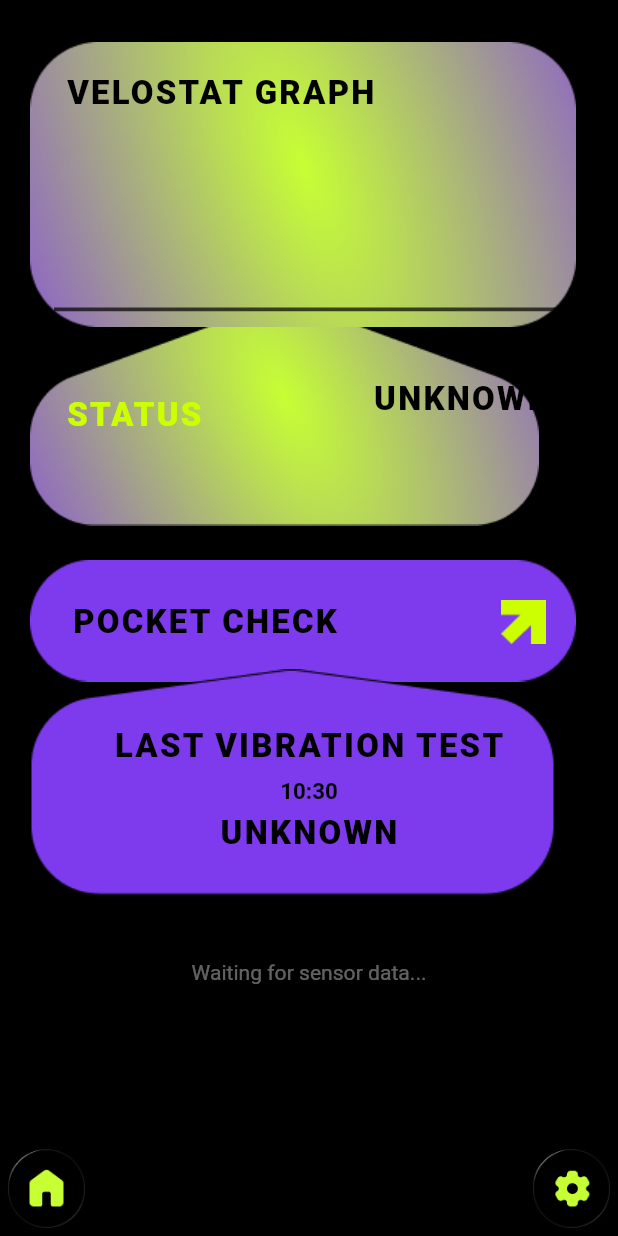
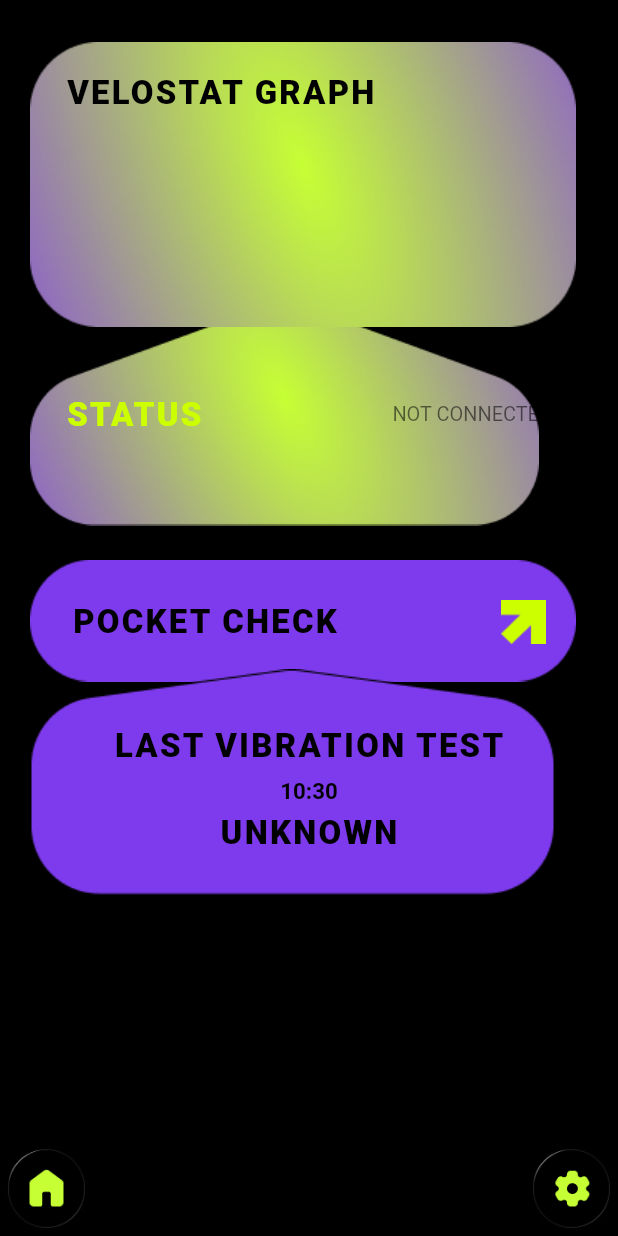
Before and after one commit to fatemaezzzi/neuroguard, a Flutter app: the VitalsPage screen opened directly with empty values, on a phone screen of 412 x 824 dp. Run offline on Flutter 3.47's test engine with Material 3 defaults, Android fonts, the phone set to English and light mode, and no system bars; drawn by our look-alikes of fl_chart; our stand-ins replace cloud_firestore, firebase_auth, firebase_core, firebase_database, firebase_messaging, flutter_local_notifications and 15 more; missing offline and left inert: agora_rtc_engine, flutter_foreground_task, mobile_scanner; accounts and stored records are empty.

Commit message:
changes ib vital page

```diff
--- a/lib/features/caregiver/vitals_page.dart
+++ b/lib/features/caregiver/vitals_page.dart
@@ -16,29 +16,31 @@ class VitalsPage extends StatefulWidget {
 
 class _VitalsPageState extends State<VitalsPage> {
 
+  // ── State variables ──────────────────────────────────────────────────────
   String _pocketStatus      = 'UNKNOWN';
   String _lastVibrationTime = '--:--';
   String _sleepStatus       = 'UNKNOWN';
   String _sleepSubtitle     = '--';
 
-  List<FlSpot> _microMovementSpots = [];
+  List<FlSpot> _microMovementSpots          = [];
   List<Map<String, dynamic>> _windowHistory = [];
 
-  bool _isHypersomnia  = false;
+  bool _isHypersomnia = false;
   bool _isUnresponsive = false;
+
+  // FIX 1 — Mat connection flag.
+  // Stays false until the ESP32 sends a real known bed_status value.
+  // All sensor-mat UI elements are hidden while this is false.
+  bool _matConnected = false;
 
   StreamSubscription? _firestoreSub;
   StreamSubscription? _windowsSub;
-
-  // ─── FIX 1: Use MediaQuery-relative font sizes instead of hardcoded ones ───
-  // All TextStyles below have been REMOVED as static const and are now built
-  // dynamically via _textStyle() helper so they scale with screen size.
-  // This prevents text overflow on small phones and tiny text on large ones.
 
   static const double _overlapVeloStatus   = 20.0;
   static const double _overlapStatusPocket = -23.0;
   static const double _overlapPocketVibra  = 10.0;
 
+  // ── Lifecycle ────────────────────────────────────────────────────────────
   @override
   void initState() {
     super.initState();
@@ -53,10 +55,9 @@ class _VitalsPageState extends State<VitalsPage> {
     super.dispose();
   }
 
-  // ─── FIX 2: Responsive text helper ───────────────────────────────────────
-  // Uses MediaQuery screen width to compute font sizes proportionally.
-  // On a 360px wide phone: base = ~14sp. On a 414px wide phone: base = ~16sp.
-  // All sizes scale from this base, so nothing overflows on any device.
+  // ── Responsive text helper ───────────────────────────────────────────────
+  // Scales font size proportionally to screen width so nothing overflows
+  // on small phones and text is not tiny on large ones.
   TextStyle _textStyle({
     required BuildContext context,
     double scale = 1.0,
@@ -65,7 +66,7 @@ class _VitalsPageState extends State<VitalsPage> {
     double letterSpacing = 0,
   }) {
     final double screenWidth = MediaQuery.of(context).size.width;
-    final double baseFontSize = screenWidth * 0.038; // ~14sp on 360px screen
+    final double baseFontSize = screenWidth * 0.038;
     return TextStyle(
       fontSize: baseFontSize * scale,
       fontWeight: weight,
@@ -74,6 +75,7 @@ class _VitalsPageState extends State<VitalsPage> {
     );
   }
 
+  // ── Firestore listener 1: users/{patientId} (live status + pocket check) ─
   void _listenToFirestore() {
     _firestoreSub = FirebaseFirestore.instance
         .collection('users')
@@ -82,19 +84,11 @@ class _VitalsPageState extends State<VitalsPage> {
         .listen((snapshot) {
       if (!snapshot.exists || !mounted) return;
 
-      final data = snapshot.data() as Map<String, dynamic>?;
-
-      debugPrint('=== FIRESTORE DATA ===');
-      debugPrint(data.toString());
-      debugPrint('=== SENSORS NODE ===');
-      debugPrint(data?['sensors'].toString());
-
+      final data    = snapshot.data() as Map<String, dynamic>?;
       final sensors = data?['sensors'] as Map<String, dynamic>?;
       if (sensors == null) return;
 
-      debugPrint('=== BED STATUS ===');
-      debugPrint(sensors['bed_status']?.toString() ?? 'null');
-
+      // Pocket check timestamp (unchanged)
       final ts = sensors['pocket_check_timestamp'];
       String timeStr = '--:--';
       if (ts is Timestamp) {
@@ -106,17 +100,33 @@ class _VitalsPageState extends State<VitalsPage> {
 
       final bedState = sensors['bed_status']?.toString() ?? 'UNKNOWN';
 
+      // FIX 2 — Mat is only considered connected when bed_status is a real
+      // known state written by the ESP32. 'UNKNOWN' or empty means the ESP32
+      // has never written to this field — mat is not connected.
+      final bool matHasData = bedState != 'UNKNOWN' && bedState.isNotEmpty;
+
       setState(() {
         _pocketStatus      = sensors['pocket_status']?.toString() ?? 'UNKNOWN';
         _lastVibrationTime = timeStr;
-        _sleepStatus       = _labelForState(bedState);
-        _sleepSubtitle     = _subtitleForState(bedState);
-        _isHypersomnia     = sensors['isHypersomnia'] == true;
-        _isUnresponsive    = sensors['isUnresponsive'] == true;
+        _matConnected      = matHasData;
+
+        // FIX 2 continued — only update sleep display when mat is connected.
+        // If mat is not connected these values stay at their initial defaults
+        // but they won't be shown in the UI anyway.
+        if (matHasData) {
+          _sleepStatus    = _labelForState(bedState);
+          _sleepSubtitle  = _subtitleForState(bedState);
+          _isHypersomnia  = sensors['isHypersomnia'] == true;
+          _isUnresponsive = sensors['isUnresponsive'] == true;
+        }
       });
     });
   }
 
+  // ── Firestore listener 2: sleepSessions/{patientId}/windows ─────────────
+  // Feeds the line chart and bar graphs.
+  // _matConnected gates display of these — data may arrive but won't show
+  // until the live status confirms the mat is connected.
   void _listenToWindows() {
     _windowsSub = FirebaseFirestore.instance
         .collection('sleepSessions')
@@ -150,6 +160,7 @@ class _VitalsPageState extends State<VitalsPage> {
     });
   }
 
+  // ── State label helpers ──────────────────────────────────────────────────
   String _labelForState(String state) => switch (state) {
     'OFF_BED'       => 'OFF BED',
     'ON_BED_STILL'  => 'STILL',
@@ -187,29 +198,34 @@ class _VitalsPageState extends State<VitalsPage> {
     _           => 'UNKNOWN',
   };
 
+  // ── Build ────────────────────────────────────────────────────────────────
   @override
   Widget build(BuildContext context) {
     return Scaffold(
       backgroundColor: Colors.black,
       body: SafeArea(
-        // ─── FIX 3: SafeArea handles notches/status bars on all devices ──────
-        // Already present — good. Keep it wrapping SingleChildScrollView.
         child: SingleChildScrollView(
-          // ─── FIX 4: SingleChildScrollView prevents ALL vertical overflow ──
-          // Any content taller than the screen will scroll instead of clipping.
           padding: const EdgeInsets.symmetric(horizontal: 20, vertical: 16),
           child: Column(
             children: [
-              if (_isUnresponsive)
-                _alertBanner(context, '🔴 EMERGENCY — Patient Unresponsive!', Colors.red),
-              if (_isHypersomnia && !_isUnresponsive)
-                _alertBanner(context, '🟡 HYPERSOMNIA — In bed over 13 hours', Colors.orange),
+
+              // FIX 5 — Alert banners only show when mat is connected AND
+              // the alert flag is actually true. Never shown when mat is off.
+              if (_matConnected && _isUnresponsive)
+                _alertBanner(
+                  context,
+                  '🔴 EMERGENCY — Patient Unresponsive!',
+                  Colors.red,
+                ),
+              if (_matConnected && _isHypersomnia && !_isUnresponsive)
+                _alertBanner(
+                  context,
+                  '🟡 HYPERSOMNIA — In bed over 13 hours',
+                  Colors.orange,
+                ),
 
               const SizedBox(height: 12),
-              Padding(
-                padding: EdgeInsets.zero,
-                child: _buildBlobChain(context),
-              ),
+              _buildBlobChain(context),
               const SizedBox(height: 32),
               _buildBarGraphSection(context),
               const SizedBox(height: 32),
@@ -226,6 +242,7 @@ class _VitalsPageState extends State<VitalsPage> {
     );
   }
 
+  // ── Alert banner ─────────────────────────────────────────────────────────
   Widget _alertBanner(BuildContext context, String message, Color color) {
     return Container(
       width: double.infinity,
@@ -248,9 +265,10 @@ class _VitalsPageState extends State<VitalsPage> {
     );
   }
 
+  // ── Blob chain ───────────────────────────────────────────────────────────
   Widget _buildBlobChain(BuildContext context) {
     return LayoutBuilder(builder: (context, constraints) {
-      final double w = constraints.maxWidth;
+      final double w  = constraints.maxWidth;
       final double h1 = w * (190 / 364);
       final double h2 = w * (145 / 364);
       final double h3 = w * (81 / 364);
@@ -262,9 +280,6 @@ class _VitalsPageState extends State<VitalsPage> {
       final double topVibra    = topPocket + h3 - _overlapPocketVibra;
       final double totalHeight = topVibra + h4;
 
-      // ─── FIX 5: All text inside blobs uses _textStyle() ──────────────────
-      // Previously used static const TextStyle with hardcoded px values.
-      // Now they respond to screen width so they never overflow the blob image.
       final hugeBlack = _textStyle(
         context: context,
         scale: 1.4,
@@ -298,7 +313,7 @@ class _VitalsPageState extends State<VitalsPage> {
           clipBehavior: Clip.hardEdge,
           children: [
 
-            // STATUS
+            // ── STATUS blob ────────────────────────────────────────────────
             Positioned(
               top: topStatus, left: 0, right: 0, height: h2,
               child: Stack(children: [
@@ -310,14 +325,17 @@ class _VitalsPageState extends State<VitalsPage> {
                       mainAxisAlignment: MainAxisAlignment.spaceBetween,
                       children: [
                         Text('STATUS', style: hugeGreen),
-                        // ─── FIX 6: Flexible prevents text overflow in Row ──
-                        // Without Flexible, long status strings like "EMERGENCY"
-                        // will overflow the row on narrow screens.
                         Flexible(
                           child: Column(
                             mainAxisAlignment: MainAxisAlignment.center,
                             crossAxisAlignment: CrossAxisAlignment.end,
                             children: [
+
+                              // FIX 3 — Status text only shown when mat is
+                              // connected. When not connected shows a small
+                              // neutral label so the blob is not empty but
+                              // no misleading state is displayed.
+                              if (_matConnected) ...[
                                 Text(
                                   _sleepStatus,
                                   style: hugeBlack,
@@ -329,6 +347,14 @@ class _VitalsPageState extends State<VitalsPage> {
                                   style: smallBody,
                                   overflow: TextOverflow.ellipsis,
                                 ),
+                              ] else ...[
+                                Text(
+                                  'NOT CONNECTED',
+                                  style: smallBody,
+                                  overflow: TextOverflow.ellipsis,
+                                ),
+                              ],
+
                             ],
                           ),
                         ),
@@ -339,7 +365,8 @@ class _VitalsPageState extends State<VitalsPage> {
               ]),
             ),
 
-            // POCKET CHECK
+            // ── POCKET CHECK blob ──────────────────────────────────────────
+            // Pocket check is independent of mat — always shown.
             Positioned(
               top: topPocket, left: 0, right: 0, height: h3,
               child: Stack(children: [
@@ -359,7 +386,8 @@ class _VitalsPageState extends State<VitalsPage> {
                           },
                           child: Image.asset(
                             'assets/arrow.png',
-                            width: 30, height: 30,
+                            width: 30,
+                            height: 30,
                             color: const Color(0xFFCCFF00),
                           ),
                         ),
@@ -370,7 +398,8 @@ class _VitalsPageState extends State<VitalsPage> {
               ]),
             ),
 
-            // LAST VIBRATION
+            // ── LAST VIBRATION blob ────────────────────────────────────────
+            // Last vibration is independent of mat — always shown.
             Positioned(
               top: topVibra, left: 0, right: 0, height: h4,
               child: Stack(children: [
@@ -390,7 +419,7 @@ class _VitalsPageState extends State<VitalsPage> {
               ]),
             ),
 
-            // VELOSTAT GRAPH
+            // ── VELOSTAT GRAPH blob ────────────────────────────────────────
             Positioned(
               top: topVelo, left: 0, right: 0, height: h1,
               child: Stack(children: [
@@ -408,11 +437,18 @@ class _VitalsPageState extends State<VitalsPage> {
                     ),
                   ),
                 ),
+
+                // FIX 4 — Line chart only rendered when mat is connected AND
+                // at least one real window of data has arrived.
+                // When mat is not connected the graph area is completely empty
+                // — no flat zero line, no dummy data, nothing.
+                if (_matConnected && _microMovementSpots.isNotEmpty)
                   Positioned(
                     left: 16, right: 16,
                     top: h1 * 0.38, bottom: 16,
                     child: _buildChart(),
                   ),
+
               ]),
             ),
 
@@ -422,16 +458,12 @@ class _VitalsPageState extends State<VitalsPage> {
     });
   }
 
+  // ── Line chart — real micro-movement data ────────────────────────────────
   Widget _buildChart() {
-    final spots = _microMovementSpots.isNotEmpty
-        ? _microMovementSpots
-        : List.generate(10, (i) => FlSpot(i.toDouble(), 0));
+    final spots = _microMovementSpots;
 
-    final maxY = _microMovementSpots.isNotEmpty
-        ? (_microMovementSpots
-        .map((s) => s.y)
-        .reduce((a, b) => a > b ? a : b) *
-        1.3)
+    final maxY = spots.isNotEmpty
+        ? (spots.map((s) => s.y).reduce((a, b) => a > b ? a : b) * 1.3)
         .clamp(10.0, 200.0)
         : 50.0;
 
@@ -461,18 +493,12 @@ class _VitalsPageState extends State<VitalsPage> {
     );
   }
 
+  // ── Bar graph section ────────────────────────────────────────────────────
   Widget _buildBarGraphSection(BuildContext context) {
-    if (_windowHistory.isEmpty) {
-      return Center(
-        child: Text(
-          'Waiting for sensor data...',
-          style: _textStyle(
-            context: context,
-            scale: 0.9,
-            color: Colors.white38,
-          ),
-        ),
-      );
+    // FIX 6 — When mat is not connected OR no window data has arrived yet,
+    // return an empty SizedBox — no text, no placeholder, nothing at all.
+    if (!_matConnected || _windowHistory.isEmpty) {
+      return const SizedBox.shrink();
     }
 
     return Column(
@@ -531,11 +557,6 @@ class _VitalsPageState extends State<VitalsPage> {
           ),
         ),
         const SizedBox(height: 8),
-        // ─── FIX 7: State timeline uses fixed height + Expanded bars ─────────
-        // Previously the SizedBox height was 36 — on very small phones the bar
-        // label text above each bar would push out of the container.
-        // Now we just show coloured blocks with no labels inside, height is
-        // comfortable at 44. The labels live in the legend below.
         SizedBox(
           height: 44,
           child: Row(
@@ -558,9 +579,9 @@ class _VitalsPageState extends State<VitalsPage> {
         ),
         const SizedBox(height: 10),
 
-        // ─── FIX 8: Wrap legend with larger text ──────────────────────────────
         Wrap(
-          spacing: 14, runSpacing: 8,
+          spacing: 14,
+          runSpacing: 8,
           children: [
             _legendDot(context, 'OFF BED',     Colors.blue),
             _legendDot(context, 'ACTIVE',      Colors.green),
@@ -574,6 +595,7 @@ class _VitalsPageState extends State<VitalsPage> {
     );
   }
 
+  // ── Single bar graph ─────────────────────────────────────────────────────
   Widget _buildBarGraph({
     required BuildContext context,
     required String title,
@@ -594,15 +616,6 @@ class _VitalsPageState extends State<VitalsPage> {
           ),
         ),
         const SizedBox(height: 6),
-        // ─── FIX 9: Bar graph container uses LayoutBuilder-aware height ───────
-        // Previously fixed at 90px; on tall phones that's fine but on short
-        // phones with many sections the total page height could overflow.
-        // We keep 90 but wrap in an OverflowBox guard — the bars themselves
-        // never have vertical labels because those were the source of the
-        // "BOTTOM OVERFLOWED BY X PIXELS" errors. The label is placed *above*
-        // the bar using a Column(mainAxisAlignment: end), so tall bars have no
-        // room for the label when barH approaches 80. Fix: only show label
-        // when barH < 65 (i.e. there is room above it).
         SizedBox(
           height: 100,
           child: Row(
@@ -618,10 +631,7 @@ class _VitalsPageState extends State<VitalsPage> {
                   ? '${(raw / 1000).toStringAsFixed(1)}k'
                   : raw.toStringAsFixed(0);
 
-              // ─── FIX 9 core: Only render label when bar is short enough ────
-              // If barH > 65 there is less than ~18px above it in the 100px
-              // container, and the Text widget causes the overflow seen in the
-              // screenshot. Hiding the label when the bar is tall avoids it.
+              // Only show value label when bar is short enough to have room
               final bool showLabel = barH < 65;
 
               return Expanded(
@@ -662,14 +672,17 @@ class _VitalsPageState extends State<VitalsPage> {
     );
   }
 
+  // ── Legend dot ───────────────────────────────────────────────────────────
   Widget _legendDot(BuildContext context, String label, Color color) {
     return Row(
       mainAxisSize: MainAxisSize.min,
       children: [
         Container(
-          width: 10, height: 10,
+          width: 10,
+          height: 10,
           decoration: BoxDecoration(
-            color: color, borderRadius: BorderRadius.circular(2),
+            color: color,
+            borderRadius: BorderRadius.circular(2),
           ),
         ),
         const SizedBox(width: 5),
```
Lines whose indentation alone changed are shown as unchanged.
